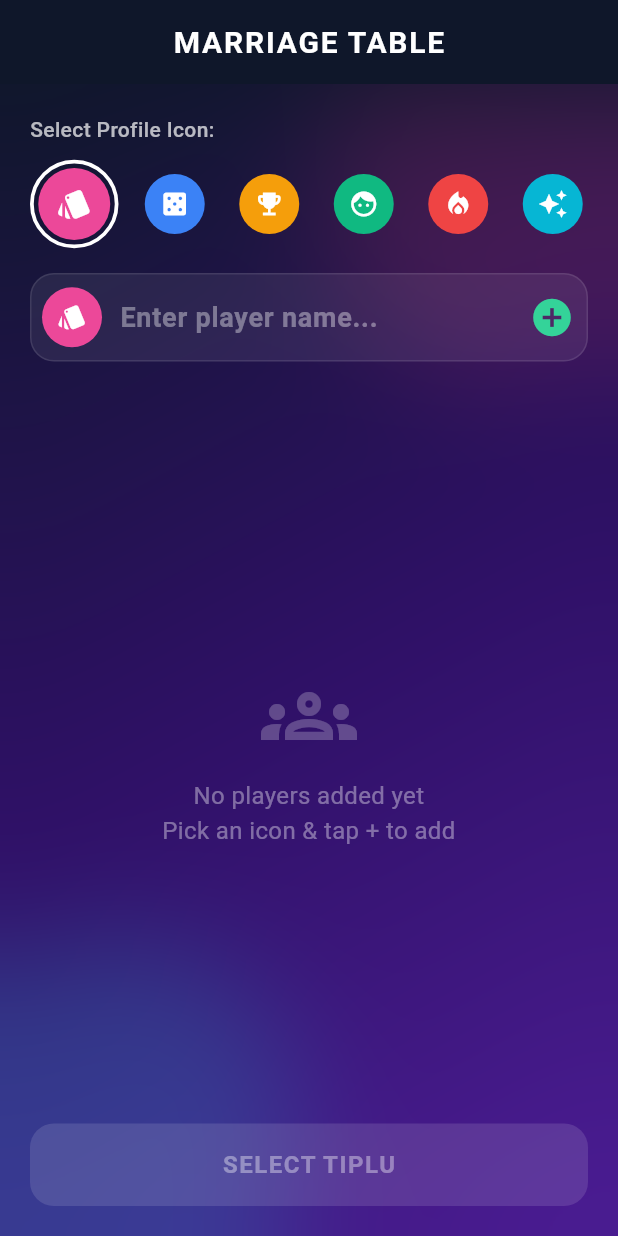
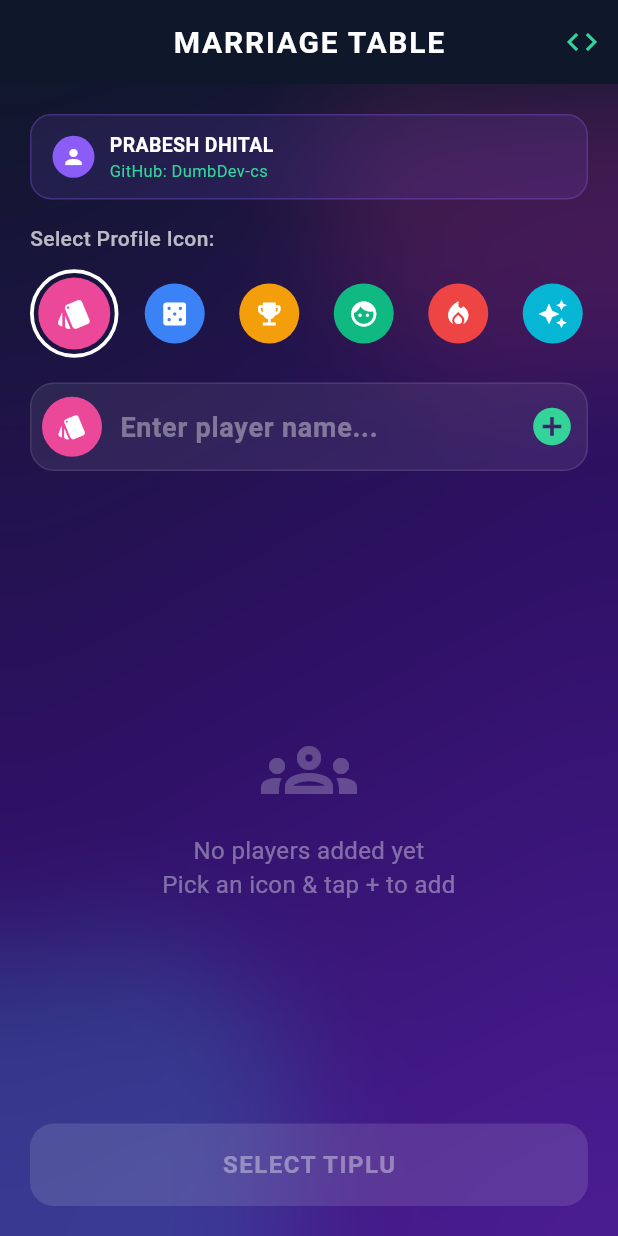
Before and after one commit to DumbDeV-cs/maal_counter, a Flutter app: the screen it shows after launch, on a phone screen of 412 x 824 dp. Run offline on Flutter 3.47's test engine with Material 3 defaults, Android fonts, the phone set to English and light mode, and no system bars; our stand-ins replace shared_preferences.

Commit message:
Add developer badge and credits for Prabesh Dhital (DumbDev-cs)

```diff
--- a/lib/main.dart
+++ b/lib/main.dart
@@ -225,7 +225,7 @@ class GradientBackground extends StatelessWidget {
   }
 }
 
-// 1. Game Setup Screen
+// 1. Game Setup Screen with Developer Branding
 class GameSetupScreen extends StatefulWidget {
   const GameSetupScreen({super.key});
 
@@ -248,7 +248,6 @@ class _GameSetupScreenState extends State<GameSetupScreen> {
   void _checkExistingSession() async {
     GameSession? existingSession = await GameSession.loadFromStorage();
     if (existingSession != null && existingSession.players.isNotEmpty && mounted) {
-      // Prompt user or automatically resume
       Navigator.pushReplacement(
         context,
         MaterialPageRoute(
@@ -286,13 +285,81 @@ class _GameSetupScreenState extends State<GameSetupScreen> {
     final activeAvatar = availableAvatars[_selectedAvatarIndex];
 
     return Scaffold(
-      appBar: AppBar(title: const Text('MARRIAGE TABLE')),
+      appBar: AppBar(
+        title: const Text('MARRIAGE TABLE'),
+        actions: [
+          IconButton(
+            icon: const Icon(Icons.code, color: Color(0xFF34D399)),
+            tooltip: 'Developer Info',
+            onPressed: () {
+              showDialog(
+                context: context,
+                builder: (context) => AlertDialog(
+                  backgroundColor: const Color(0xFF1E1B4B),
+                  shape: RoundedRectangleBorder(borderRadius: BorderRadius.circular(20)),
+                  title: const Row(
+                    children: [
+                      Icon(Icons.terminal, color: Color(0xFF8B5CF6)),
+                      SizedBox(width: 10),
+                      Text('Developer', style: TextStyle(color: Colors.white)),
+                    ],
+                  ),
+                  content: const Column(
+                    mainAxisSize: MainAxisSize.min,
+                    crossAxisAlignment: CrossAxisAlignment.start,
+                    children: [
+                      Text('App: Marriage Taas Counter', style: TextStyle(color: Colors.white70, fontSize: 15)),
+                      SizedBox(height: 8),
+                      Text('Developer: Prabesh Dhital', style: TextStyle(color: Colors.white, fontWeight: FontWeight.bold, fontSize: 16)),
+                      SizedBox(height: 4),
+                      Text('GitHub: DumbDev-cs', style: TextStyle(color: Color(0xFF34D399), fontSize: 14)),
+                    ],
+                  ),
+                  actions: [
+                    TextButton(
+                      onPressed: () => Navigator.pop(context),
+                      child: const Text('Close', style: TextStyle(color: Color(0xFF8B5CF6))),
+                    ),
+                  ],
+                ),
+              );
+            },
+          ),
+        ],
+      ),
       body: GradientBackground(
         child: Padding(
           padding: const EdgeInsets.all(20.0),
           child: Column(
             crossAxisAlignment: CrossAxisAlignment.stretch,
             children: [
+              // Developer Badge Header
+              Container(
+                padding: const EdgeInsets.symmetric(horizontal: 14, vertical: 10),
+                decoration: BoxDecoration(
+                  color: const Color(0xFF8B5CF6).withOpacity(0.12),
+                  borderRadius: BorderRadius.circular(14),
+                  border: Border.all(color: const Color(0xFF8B5CF6).withOpacity(0.3)),
+                ),
+                child: const Row(
+                  children: [
+                    CircleAvatar(
+                      radius: 14,
+                      backgroundColor: Color(0xFF8B5CF6),
+                      child: Icon(Icons.person, size: 16, color: Colors.white),
+                    ),
+                    SizedBox(width: 10),
+                    Column(
+                      crossAxisAlignment: CrossAxisAlignment.start,
+                      children: [
+                        Text('PRABESH DHITAL', style: TextStyle(color: Colors.white, fontWeight: FontWeight.bold, fontSize: 13)),
+                        Text('GitHub: DumbDev-cs', style: TextStyle(color: Color(0xFF34D399), fontSize: 11)),
+                      ],
+                    ),
+                  ],
+                ),
+              ),
+              const SizedBox(height: 16),
               const Text(
                 'Select Profile Icon:',
                 style: TextStyle(fontSize: 14, color: Colors.white70, fontWeight: FontWeight.w500),
```
